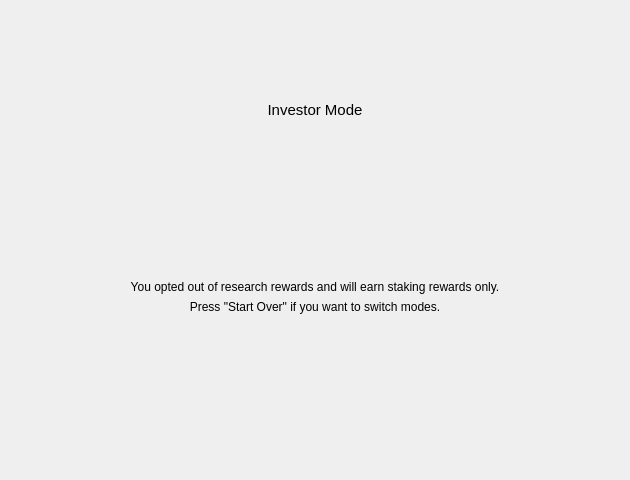
gridcoin-community/Gridcoin-Research, file src/qt/forms/researcherwizardinvestorpage.ui: the form before one commit.
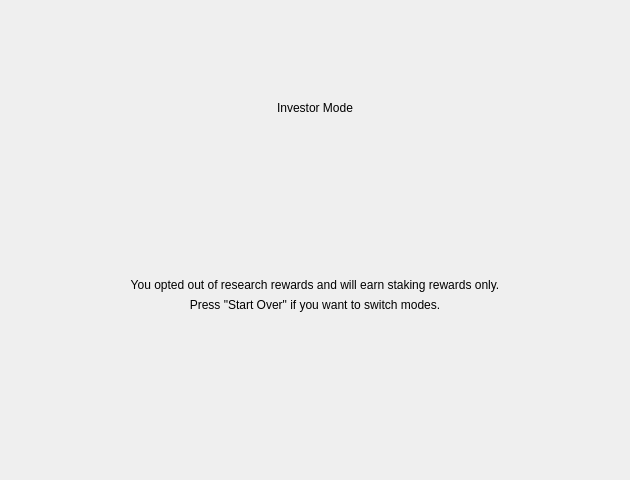
The form after the commit. Icons and pictures are not drawn.

Commit message:
Scale GUI designer/stylesheet font sizes for macOS
This fixes legibility issues with text on macOS by scaling font sizes
defined in point units. Macs use a different base DPI so converting a
point size to pixels results in smaller text.

Patch:
```diff
--- a/src/qt/forms/researcherwizardinvestorpage.ui
+++ b/src/qt/forms/researcherwizardinvestorpage.ui
@@ -72,11 +72,6 @@
    </item>
    <item>
     <widget class="QLabel" name="headerLabel">
-     <property name="font">
-      <font>
-       <pointsize>11</pointsize>
-      </font>
-     </property>
      <property name="text">
       <string>Investor Mode</string>
      </property>
```
The commit also changes 23 other files.
